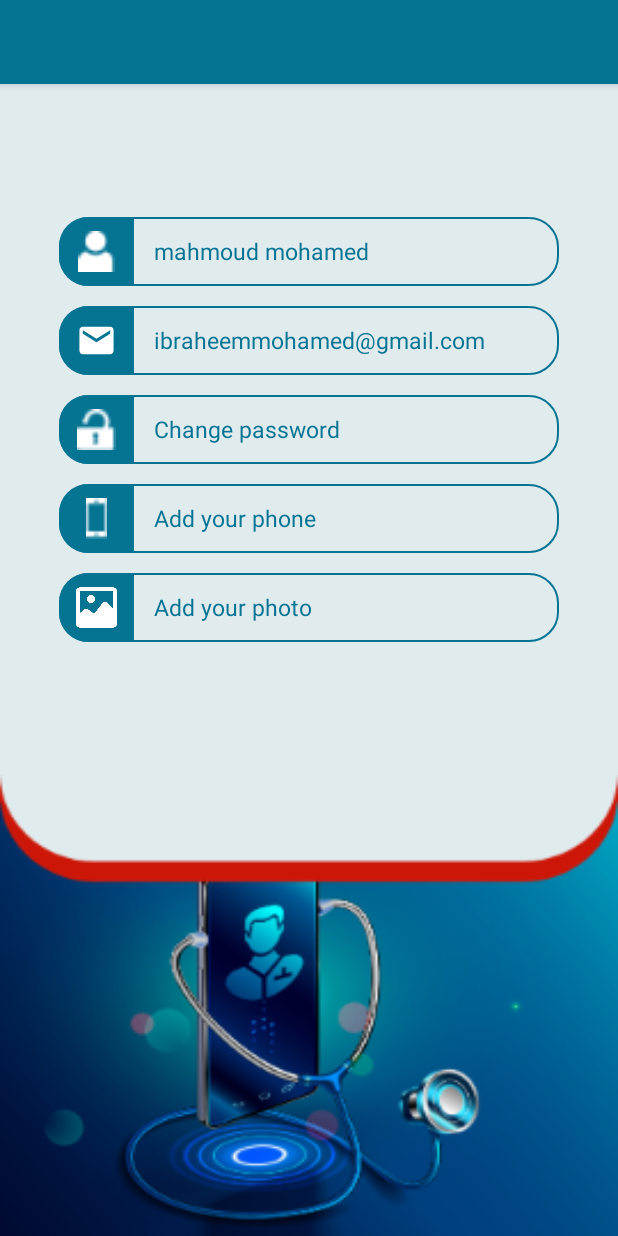
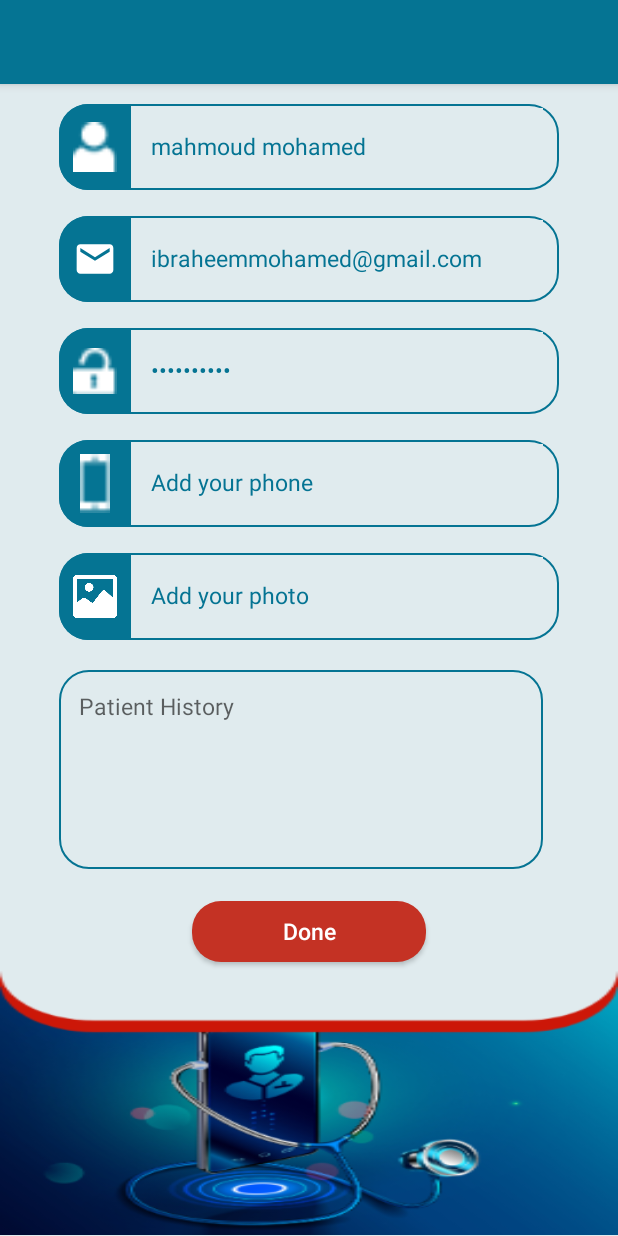
Before and after one commit to BeSolutionsMobile/KonsilAndroid, an Android app: the layout personal_info.xml on its own in the app's theme, with its tools: preview values and no code run, on a phone screen of 412 x 824 dp. Run offline under Robolectric (Android 15) with nearby library versions, the light colour scheme and no system bars.

Commit message:
new commit

```diff
--- a/app/src/main/java/com/besolutions/konsil/scenarios/scenario_my_consultations/pattern/my_consultations_adapter.java
+++ b/app/src/main/java/com/besolutions/konsil/scenarios/scenario_my_consultations/pattern/my_consultations_adapter.java
@@ -12,6 +12,7 @@ import android.widget.LinearLayout;
 import android.widget.TextView;
 
 import com.besolutions.konsil.R;
+import com.besolutions.konsil.scenarios.scenario_Consulation_result.Controller.Consulation_result.consulation_result;
 import com.besolutions.konsil.scenarios.scenario_doctor_info.Controller.doctor_info;
 import com.besolutions.konsil.scenarios.scenario_my_consultations.model.my_consultations_list;
 
@@ -43,13 +44,13 @@ public class my_consultations_adapter extends RecyclerView.Adapter<my_consultati
       viewHolder.item.setOnClickListener(new View.OnClickListener() {
           @Override
           public void onClick(View v) {
-         //  context.startActivity(new Intent(context, doctor_info.class));
+           context.startActivity(new Intent(context, consulation_result.class));
           }
       });
       viewHolder.view.setOnClickListener(new View.OnClickListener() {
           @Override
           public void onClick(View v) {
-              context.startActivity(new Intent(context, doctor_info.class));
+              context.startActivity(new Intent(context, consulation_result.class));
           }
       });
     }
--- /dev/null
+++ b/app/src/main/res/drawable/payment_bg.xml
@@ -0,0 +1,6 @@
+<?xml version="1.0" encoding="utf-8"?>
+<shape android:shape="rectangle"
+    xmlns:android="http://schemas.android.com/apk/res/android" >
+    <corners android:radius="@dimen/_10sdp" />
+    <stroke android:color="#BDBBCB" android:width="@dimen/_1sdp" />
+</shape>
--- a/app/src/main/res/layout/personal_info.xml
+++ b/app/src/main/res/layout/personal_info.xml
@@ -19,10 +19,11 @@
                  <LinearLayout
                      android:layout_width="match_parent"
                      android:layout_height="0dp"
-                     android:gravity="center"
+                     android:gravity="center|top"
+                     android:paddingTop="@dimen/_10sdp"
                      android:weightSum="5"
                      android:orientation="vertical"
-                     android:layout_weight=".6">
+                     android:layout_weight=".77">
                   <LinearLayout
                       android:layout_width="match_parent"
                       android:layout_height="0dp"
@@ -46,6 +47,10 @@
                           android:layout_height="match_parent"
                           android:text="mahmoud mohamed"
                           android:gravity="center|left"
+                          android:layout_marginTop="@dimen/_2sdp"
+                          android:layout_marginBottom="@dimen/_3sdp"
+                          android:layout_marginRight="@dimen/_8sdp"
+                          android:background="@color/color1"
                           android:hint="@string/change_name"
                           android:paddingLeft="@dimen/_10sdp"
                           android:textColor="@color/color2"
@@ -74,11 +79,15 @@
                           android:padding="@dimen/_7sdp"
                           android:layout_width="0dp"
                           android:layout_height="match_parent"/>
-                      <TextView
+                      <EditText
                           android:layout_weight=".85"
                           android:layout_width="0dp"
                           android:layout_height="match_parent"
+                          android:layout_marginTop="@dimen/_2sdp"
+                          android:layout_marginBottom="@dimen/_3sdp"
+                          android:layout_marginRight="@dimen/_8sdp"
                           android:text="ibraheemmohamed@gmail.com"
+                          android:background="@color/color1"
                           android:gravity="center|left"
                           android:hint="@string/change_email"
                           android:paddingLeft="@dimen/_10sdp"
@@ -108,12 +117,17 @@
                           android:padding="@dimen/_7sdp"
                           android:tint="@android:color/white"
                           android:layout_height="match_parent"/>
-                      <TextView
+                      <EditText
                           android:layout_weight=".85"
                           android:layout_width="0dp"
                           android:layout_height="match_parent"
-                          android:text="Change password"
                           android:hint="@string/change_pass"
+                          android:background="@color/color1"
+                          android:layout_marginTop="@dimen/_2sdp"
+                          android:inputType="textPassword"
+                          android:text="7050302010"
+                          android:layout_marginBottom="@dimen/_3sdp"
+                          android:layout_marginRight="@dimen/_8sdp"
                           android:gravity="center|left"
                           android:paddingLeft="@dimen/_10sdp"
                           android:textColor="@color/color2"
@@ -141,11 +155,15 @@
                           android:padding="@dimen/_7sdp"
                           android:tint="@android:color/white"
                           android:layout_height="match_parent"/>
-                      <TextView
+                      <EditText
                           android:layout_weight=".85"
                           android:layout_width="0dp"
+                          android:layout_marginTop="@dimen/_2sdp"
+                          android:layout_marginBottom="@dimen/_3sdp"
+                          android:layout_marginRight="@dimen/_8sdp"
                           android:layout_height="match_parent"
                           android:text="Add your phone"
+                          android:background="@color/color1"
                           android:gravity="center|left"
                           android:hint="@string/add_ur_phone"
                           android:paddingLeft="@dimen/_10sdp"
@@ -183,17 +201,64 @@
                              android:hint="@string/add_your_ph"
                              android:gravity="center|left"
                              android:paddingLeft="@dimen/_10sdp"
+                             android:background="@color/color1"
+                             android:layout_marginTop="@dimen/_2sdp"
+                             android:layout_marginBottom="@dimen/_3sdp"
+                             android:layout_marginRight="@dimen/_8sdp"
                              android:textColor="@color/color2"
                              android:textSize="@dimen/_12ssp"
                              android:id="@+id/change_pass"
                              />
+                     </LinearLayout>
+                     <LinearLayout
+                         android:layout_width="match_parent"
+                         android:layout_height="0dp"
+                         android:layout_weight=".15"/>
+                     <LinearLayout
+                         android:layout_width="match_parent"
+                         android:layout_height="0dp"
+                         android:orientation="horizontal"
+                         android:weightSum="1"
+                         android:layout_marginRight="@dimen/_30sdp"
+                         android:layout_marginLeft="@dimen/_30sdp"
+                         android:layout_weight="1.2">
 
+                         <EditText
+                             android:layout_weight="1"
+                             android:layout_width="0dp"
+                             android:layout_height="match_parent"
+                             android:background="@drawable/personal_info_item_bg"
+                             android:hint="@string/patient_history"
+                             android:gravity="top|left"
+                             android:paddingTop="@dimen/_10sdp"
+                             android:paddingLeft="@dimen/_10sdp"
+                             android:layout_marginTop="@dimen/_2sdp"
+                             android:layout_marginBottom="@dimen/_3sdp"
+                             android:layout_marginRight="@dimen/_8sdp"
+                             android:textColor="@color/color2"
+                             android:textSize="@dimen/_12ssp"
+                             />
                      </LinearLayout>
+                     <LinearLayout
+                         android:layout_width="match_parent"
+                         android:layout_height="0dp"
+                         android:layout_weight=".15"/>
+                     <Button
+                         android:layout_width="@dimen/_120sdp"
+                         android:layout_height="0dp"
+                         android:layout_weight=".35"
+                         android:text="@string/done"
+                         android:textAllCaps="false"
+                         android:id="@+id/login"
+                         android:textSize="@dimen/_12ssp"
+                         android:textColor="@android:color/white"
+                         android:background="@drawable/buttom_bg"/>
+
                  </LinearLayout>
                  <ImageView
                      android:layout_width="match_parent"
                      android:layout_height="0dp"
-                     android:layout_weight=".4"
+                     android:layout_weight=".23"
                      android:src="@drawable/personal_info"
                      android:scaleType="fitXY"
                      />
```
Also changed, not shown: app/src/main/AndroidManifest.xml (+4 -3 lines), app/src/main/java/com/besolutions/konsil/scenarios/scenario_Consulation_request/Controller/consulation_request.java (+12 -4 lines), app/src/main/java/com/besolutions/konsil/scenarios/scenario_payment/controller/loading.java (added, +32 -0 lines), app/src/main/java/com/besolutions/konsil/scenarios/scenario_payment/controller/payment.java (added, +28 -0 lines), app/src/main/java/com/besolutions/konsil/utils/utils.java (+17 -5 lines), app/src/main/res/layout/fragment_files.xml (+18 -16 lines), app/src/main/res/layout/payment.xml (added, +151 -0 lines), app/src/main/res/layout/successful_payment.xml (added, +34 -0 lines), app/src/main/res/values/strings.xml (+10 -0 lines), app/src/main/java/com/besolutions/konsil/scenarios/scenario_mian_page/Controller/main_screen.java (line endings or trailing spaces), app/src/main/res/drawable-xhdpi/ccv.PNG (added), 1 other file.
